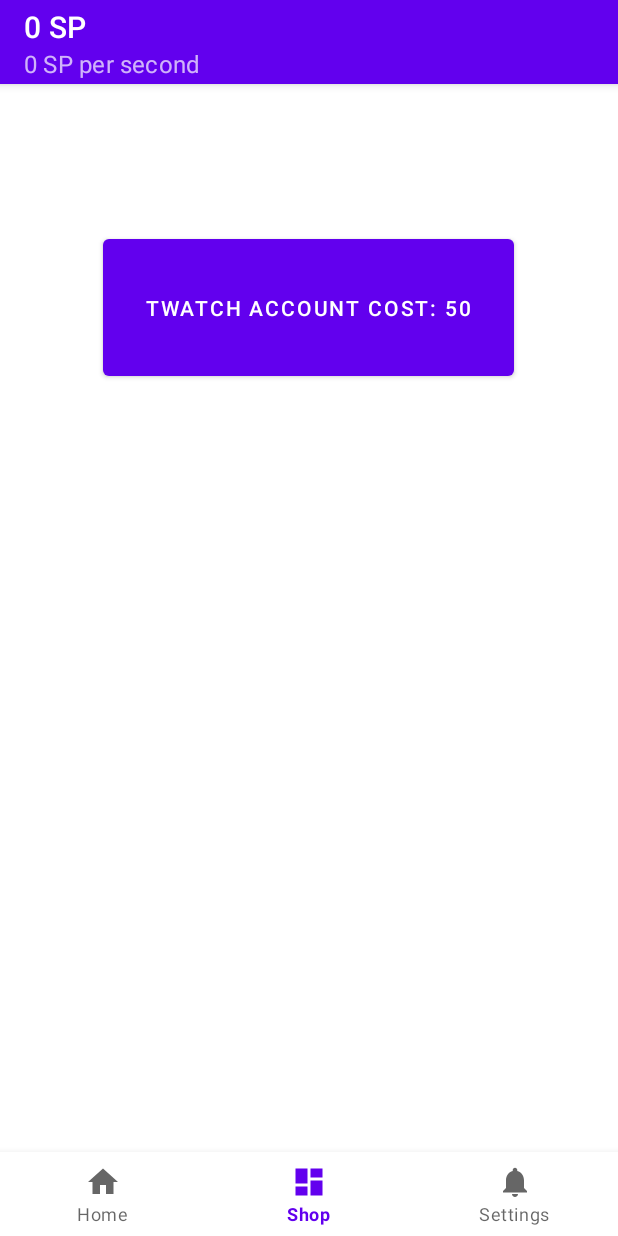
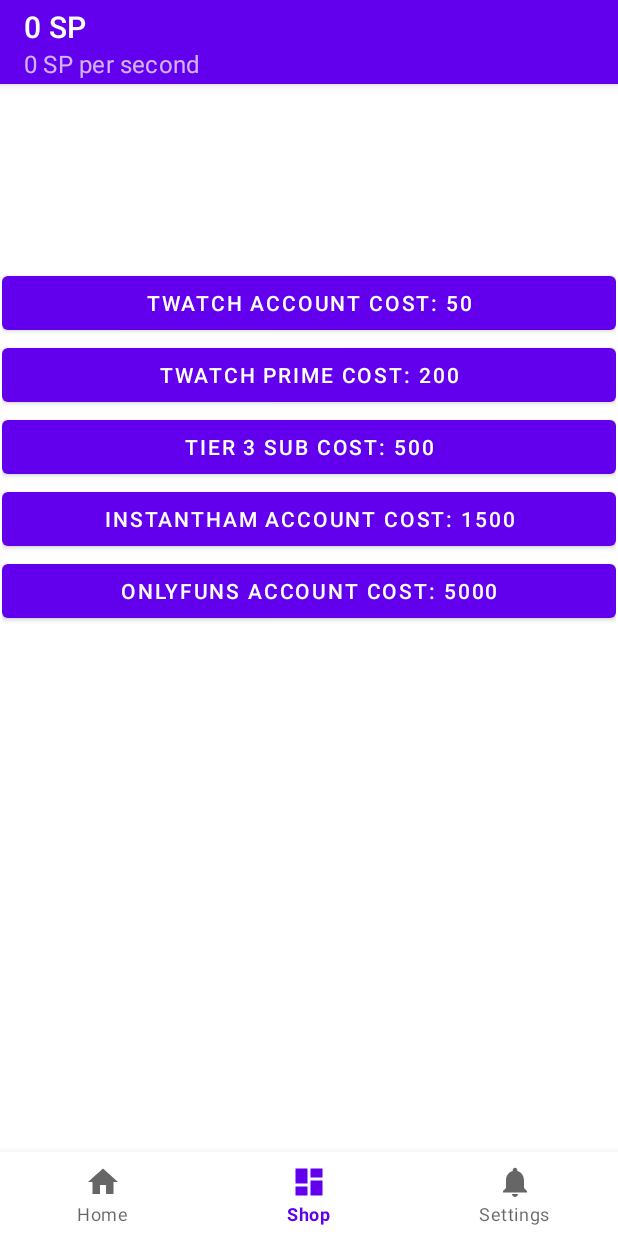
Before and after one commit to Crazi12345/Apps, an Android app: the ShopFragment screen opened through its navigation route, on a phone screen of 412 x 824 dp. Run offline under Robolectric (Android 15) with nearby library versions, the light colour scheme and no system bars; our stand-ins replace navigation-ui.

Commit message:
Added a lot of new buttons

```diff
--- a/Simp Clicker/app/build.gradle
+++ b/Simp Clicker/app/build.gradle
@@ -41,6 +41,7 @@ dependencies {
     implementation 'androidx.lifecycle:lifecycle-viewmodel-ktx:2.3.1'
     implementation 'androidx.navigation:navigation-fragment:2.3.5'
     implementation 'androidx.navigation:navigation-ui:2.3.5'
+    implementation 'androidx.legacy:legacy-support-v4:1.0.0'
     testImplementation 'junit:junit:4.+'
     androidTestImplementation 'androidx.test.ext:junit:1.1.3'
     androidTestImplementation 'androidx.test.espresso:espresso-core:3.4.0'
--- a/Simp Clicker/app/src/main/java/com/example/simp_clicker/MainActivity.java
+++ b/Simp Clicker/app/src/main/java/com/example/simp_clicker/MainActivity.java
@@ -55,6 +55,38 @@ public class MainActivity extends AppCompatActivity {
             }
         },0,1000);
 
+        timer.schedule(new TimerTask() {
+            @Override
+            public void run() {
+                Data.numOfPoints += Data.Work2.getTotalPps();
+
+            }
+        },0,1000);
+
+        timer.schedule(new TimerTask() {
+            @Override
+            public void run() {
+                Data.numOfPoints += Data.Work3.getTotalPps();
+
+            }
+        },0,1000);
+
+        timer.schedule(new TimerTask() {
+            @Override
+            public void run() {
+                Data.numOfPoints += Data.Work4.getTotalPps();
+
+            }
+        },0,1000);
+
+        timer.schedule(new TimerTask() {
+            @Override
+            public void run() {
+                Data.numOfPoints += Data.Work5.getTotalPps();
+
+            }
+        },0,1000);
+
     }
 void UpdateText(){
     this.runOnUiThread(new Runnable() {
--- a/Simp Clicker/app/src/main/java/com/example/simp_clicker/ui/Data.java
+++ b/Simp Clicker/app/src/main/java/com/example/simp_clicker/ui/Data.java
@@ -11,11 +11,20 @@ public class Data {
 
     // Declare all the Workstations below:
     public static Workstation Work1 = new Workstation("Twatch Account",50,1,0);
+    public static Workstation Work2 = new Workstation("Twatch Prime", 200, 2,0);
+    public static Workstation Work3 = new Workstation("Tier 3 Sub", 500,5,0);
+    public static Workstation Work4 = new Workstation("InstantHam Account", 1500,15,0);
+    public static Workstation Work5 = new Workstation("OnlyFuns Account", 5000, 100, 0);
 
     // Add all Workstations to this list of workstations and if you have a better solution then please change this, it hurts my eyes
     public  static List<Workstation> listOfWorkstations = new ArrayList<Workstation>();
     public static void addStationToList(){
         listOfWorkstations.add(Work1);
+        listOfWorkstations.add(Work2);
+        listOfWorkstations.add(Work3);
+        listOfWorkstations.add(Work4);
+        listOfWorkstations.add(Work5);
+
     }
 
 
--- a/Simp Clicker/app/src/main/java/com/example/simp_clicker/ui/Workstation.java
+++ b/Simp Clicker/app/src/main/java/com/example/simp_clicker/ui/Workstation.java
@@ -7,6 +7,7 @@ public class Workstation {
         cost = b;
         pps = c;
         amount = d;
+        workCost = 0;
     }
     public String getName(){
         return name;
@@ -19,12 +20,19 @@ public class Workstation {
     public int getTotalPps(){
         return amount*pps;
     }
-
+    public int getAmount(){return amount;}
     public int getCost(){
+      /*  if(workCost != cost){
+            workCost = cost;
+      for(int i = 0; i<Data.listOfWorkstations.get(index).getAmount();i++){
+         // setCost();
+          workCost = ((workCost*10)+workCost*2)/10;
+      }
+      this.cost = workCost;}*/
         return cost;
     }
-    public void setCost(){
-        this.cost = ((cost*10)+cost*2)/10;
+    public void setCost(int num){
+        this.cost = ((cost*10)+cost*num)/10;
     }
 
 
@@ -37,4 +45,5 @@ public class Workstation {
     private int pps;
     private int amount;
     private int totalPps;
+    private int workCost;
 }
--- a/Simp Clicker/app/src/main/java/com/example/simp_clicker/ui/dashboard/ShopFragment.java
+++ b/Simp Clicker/app/src/main/java/com/example/simp_clicker/ui/dashboard/ShopFragment.java
@@ -40,18 +40,87 @@ public class ShopFragment extends Fragment {
             public void onClick(View v) {
                 if(Data.numOfPoints>=Data.Work1.getCost())  // Check if there are enough points
                 {
+
+                    Data.numOfPoints -=Data.Work1.getCost();  // Removes the points used from the total
+                    Data.Work1.setCost(2);                     // Adds 20% to the cost, other numbers from 1-10 works as well
                     Data.Work1.addAmount(1);
-                    Data.numOfPoints -=Data.Work1.getCost();  // Removes the points used from the total
-                    Data.Work1.setCost();                     // Adds 20% to the cost
                     Work1But.setText(Data.Work1.getName() + " Cost: " + Data.Work1.getCost());
                     // Would it be smart to, instead of using set cost, just calculate the cost based on how many workstations of that type have already been purchased?
                     // This way if there are other ways of acquiring workstations or if we want to add multipliers to cost later it would be much easier
+                    // note on this note
+                    // I have been trying to implement this feature, but keep running into bugs, so if you find a suitable solution, please implement it
                 }
 
             }
         });
+        Button Work2But = (Button)root.findViewById(R.id.Work2_id);
+        Work2But.setText(Data.Work2.getName() + " Cost: " + Data.Work2.getCost());
+        Work2But.setOnClickListener(new View.OnClickListener() {
+            @SuppressLint("SetTextI18n")
+            @Override
+            public void onClick(View v) {
+                if(Data.numOfPoints>=Data.Work2.getCost())  // Check if there are enough points
+                {
 
+                    Data.numOfPoints -=Data.Work2.getCost();  // Removes the points used from the total
+                    Data.Work2.setCost(2);                     // Adds 20% to the cost, other numbers from 1-10 works as well
+                    Data.Work2.addAmount(1);
+                    Work2But.setText(Data.Work2.getName() + " Cost: " + Data.Work2.getCost());
+                     }
 
+            }
+        });
+        Button Work3But = (Button)root.findViewById(R.id.Work3_id);
+        Work3But.setText(Data.Work3.getName() + " Cost: " + Data.Work3.getCost());
+        Work3But.setOnClickListener(new View.OnClickListener() {
+            @SuppressLint("SetTextI18n")
+            @Override
+            public void onClick(View v) {
+                if(Data.numOfPoints>=Data.Work3.getCost())  // Check if there are enough points
+                {
+
+                    Data.numOfPoints -=Data.Work3.getCost();  // Removes the points used from the total
+                    Data.Work3.setCost(2);                     // Adds 20% to the cost, other numbers from 1-10 works as well
+                    Data.Work3.addAmount(1);
+                    Work3But.setText(Data.Work3.getName() + " Cost: " + Data.Work3.getCost());
+                     }
+
+            }
+        });
+        Button Work4But = (Button)root.findViewById(R.id.Work4_id);
+        Work4But.setText(Data.Work4.getName() + " Cost: " + Data.Work4.getCost());
+        Work4But.setOnClickListener(new View.OnClickListener() {
+            @SuppressLint("SetTextI18n")
+            @Override
+            public void onClick(View v) {
+                if(Data.numOfPoints>=Data.Work4.getCost())  // Check if there are enough points
+                {
+
+                    Data.numOfPoints -=Data.Work4.getCost();  // Removes the points used from the total
+                    Data.Work4.setCost(2);                     // Adds 20% to the cost, other numbers from 1-10 works as well
+                    Data.Work4.addAmount(1);
+                    Work4But.setText(Data.Work4.getName() + " Cost: " + Data.Work4.getCost());
+                          }
+
+            }
+        });
+        Button Work5But = (Button)root.findViewById(R.id.Work5_id);
+        Work5But.setText(Data.Work5.getName() + " Cost: " + Data.Work5.getCost());
+        Work5But.setOnClickListener(new View.OnClickListener() {
+            @SuppressLint("SetTextI18n")
+            @Override
+            public void onClick(View v) {
+                if(Data.numOfPoints>=Data.Work5.getCost())  // Check if there are enough points
+                {
+
+                    Data.numOfPoints -=Data.Work5.getCost();  // Removes the points used from the total
+                    Data.Work5.setCost(2);                     // Adds 20% to the cost, other numbers from 1-10 works as well
+                    Data.Work5.addAmount(1);
+                    Work5But.setText(Data.Work5.getName() + " Cost: " + Data.Work5.getCost());
+                }
+
+            }
+        });
         return root;
     }
 
--- a/Simp Clicker/app/src/main/res/layout/fragment_dashboard.xml
+++ b/Simp Clicker/app/src/main/res/layout/fragment_dashboard.xml
@@ -6,35 +6,55 @@
     android:layout_height="match_parent"
     tools:context=".ui.dashboard.ShopFragment">
 
-    <TextView
-        android:id="@+id/text_dashboard"
-        android:layout_width="match_parent"
-        android:layout_height="wrap_content"
-        android:layout_marginStart="8dp"
-        android:layout_marginTop="8dp"
-        android:layout_marginEnd="8dp"
-        android:textAlignment="center"
-        android:textSize="20sp"
+    <androidx.core.widget.NestedScrollView
+        android:layout_width="409dp"
+        android:layout_height="729dp"
+        android:layout_marginStart="1dp"
+        android:layout_marginLeft="1dp"
+        android:layout_marginTop="150dp"
+        android:layout_marginEnd="1dp"
+        android:layout_marginRight="1dp"
+        android:layout_marginBottom="1dp"
+        android:fillViewport="true"
         app:layout_constraintBottom_toBottomOf="parent"
         app:layout_constraintEnd_toEndOf="parent"
         app:layout_constraintStart_toStartOf="parent"
-        app:layout_constraintTop_toTopOf="parent" />
+        app:layout_constraintTop_toTopOf="parent">
 
-    <Button
-        android:id="@+id/Work1_id"
-        android:layout_width="274dp"
-        android:layout_height="103dp"
-        android:layout_marginStart="68dp"
+        <LinearLayout
+            android:layout_width="match_parent"
+            android:layout_height="wrap_content"
+            android:orientation="vertical">
 
-        android:layout_marginLeft="68dp"
-        android:layout_marginTop="46dp"
-        android:layout_marginEnd="69dp"
-        android:layout_marginRight="69dp"
-        android:layout_marginBottom="207dp"
-        android:text="Twatch Account"
-        app:layout_constraintBottom_toTopOf="@+id/text_dashboard"
-        app:layout_constraintEnd_toEndOf="parent"
-        app:layout_constraintStart_toStartOf="parent"
-        app:layout_constraintTop_toTopOf="parent" />
+            <Button
+                android:id="@+id/Work1_id"
+                android:layout_width="match_parent"
+                android:layout_height="wrap_content"
+                android:text="Button" />
 
+            <Button
+                android:id="@+id/Work2_id"
+                android:layout_width="match_parent"
+                android:layout_height="wrap_content"
+                android:text="Button" />
+
+            <Button
+                android:id="@+id/Work3_id"
+                android:layout_width="match_parent"
+                android:layout_height="wrap_content"
+                android:text="Button" />
+
+            <Button
+                android:id="@+id/Work4_id"
+                android:layout_width="match_parent"
+                android:layout_height="wrap_content"
+                android:text="Button" />
+
+            <Button
+                android:id="@+id/Work5_id"
+                android:layout_width="match_parent"
+                android:layout_height="wrap_content"
+                android:text="Button" />
+        </LinearLayout>
+    </androidx.core.widget.NestedScrollView>
 </androidx.constraintlayout.widget.ConstraintLayout>
```
